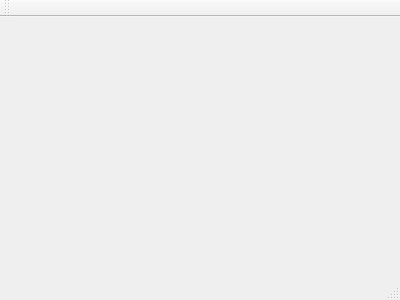
Above: mainwindow.ui from lmsorenson/DATSAT-Generator before the change. Below: the same form after it.
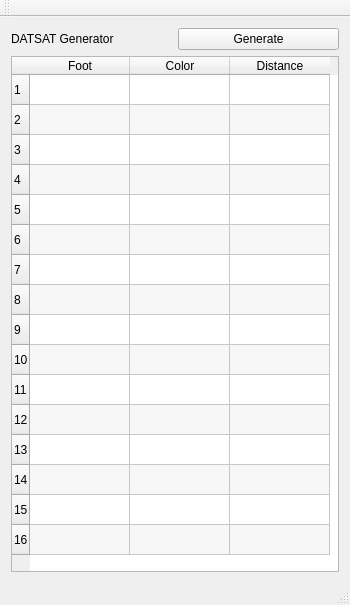
That is the form after the change.

The edit to the form file:
```diff
--- a/mainwindow.ui
+++ b/mainwindow.ui
@@ -1,24 +1,188 @@
 <ui version="4.0">
  <class>MainWindow</class>
- <widget class="QMainWindow" name="MainWindow" >
-  <property name="geometry" >
+ <widget class="QMainWindow" name="MainWindow">
+  <property name="geometry">
    <rect>
     <x>0</x>
     <y>0</y>
-    <width>400</width>
-    <height>300</height>
+    <width>350</width>
+    <height>605</height>
    </rect>
   </property>
-  <property name="windowTitle" >
-   <string>MainWindow</string>
+  <property name="minimumSize">
+   <size>
+    <width>350</width>
+    <height>605</height>
+   </size>
   </property>
-  <widget class="QMenuBar" name="menuBar" />
-  <widget class="QToolBar" name="mainToolBar" />
-  <widget class="QWidget" name="centralWidget" />
-  <widget class="QStatusBar" name="statusBar" />
+  <property name="maximumSize">
+   <size>
+    <width>350</width>
+    <height>605</height>
+   </size>
+  </property>
+  <property name="windowTitle">
+   <string>DATSAT Generator</string>
+  </property>
+  <widget class="QWidget" name="centralWidget">
+   <layout class="QVBoxLayout" name="verticalLayout">
+    <item>
+     <layout class="QHBoxLayout" name="horizontalLayout">
+      <item>
+       <widget class="QLabel" name="label">
+        <property name="text">
+         <string>DATSAT Generator</string>
+        </property>
+       </widget>
+      </item>
+      <item>
+       <widget class="QPushButton" name="Generate">
+        <property name="text">
+         <string>Generate</string>
+        </property>
+       </widget>
+      </item>
+     </layout>
+    </item>
+    <item>
+     <widget class="QTableWidget" name="tableWidget">
+      <property name="verticalScrollBarPolicy">
+       <enum>Qt::ScrollBarAlwaysOff</enum>
+      </property>
+      <property name="horizontalScrollBarPolicy">
+       <enum>Qt::ScrollBarAlwaysOff</enum>
+      </property>
+      <property name="autoScroll">
+       <bool>false</bool>
+      </property>
+      <property name="alternatingRowColors">
+       <bool>true</bool>
+      </property>
+      <property name="selectionMode">
+       <enum>QAbstractItemView::NoSelection</enum>
+      </property>
+      <property name="rowCount">
+       <number>16</number>
+      </property>
+      <property name="columnCount">
+       <number>3</number>
+      </property>
+      <row>
+       <property name="text">
+        <string>1</string>
+       </property>
+      </row>
+      <row>
+       <property name="text">
+        <string>2</string>
+       </property>
+      </row>
+      <row>
+       <property name="text">
+        <string>3</string>
+       </property>
+      </row>
+      <row>
+       <property name="text">
+        <string>4</string>
+       </property>
+      </row>
+      <row>
+       <property name="text">
+        <string>5</string>
+       </property>
+      </row>
+      <row>
+       <property name="text">
+        <string>6</string>
+       </property>
+      </row>
+      <row>
+       <property name="text">
+        <string>7</string>
+       </property>
+      </row>
+      <row>
+       <property name="text">
+        <string>8</string>
+       </property>
+      </row>
+      <row>
+       <property name="text">
+        <string>9</string>
+       </property>
+      </row>
+      <row>
+       <property name="text">
+        <string>10</string>
+       </property>
+      </row>
+      <row>
+       <property name="text">
+        <string>11</string>
+       </property>
+      </row>
+      <row>
+       <property name="text">
+        <string>12</string>
+       </property>
+      </row>
+      <row>
+       <property name="text">
+        <string>13</string>
+       </property>
+      </row>
+      <row>
+       <property name="text">
+        <string>14</string>
+       </property>
+      </row>
+      <row>
+       <property name="text">
+        <string>15</string>
+       </property>
+      </row>
+      <row/>
+      <column>
+       <property name="text">
+        <string>Foot</string>
+       </property>
+      </column>
+      <column>
+       <property name="text">
+        <string>Color</string>
+       </property>
+      </column>
+      <column>
+       <property name="text">
+        <string>Distance</string>
+       </property>
+      </column>
+     </widget>
+    </item>
+   </layout>
+  </widget>
+  <widget class="QMenuBar" name="menuBar">
+   <property name="geometry">
+    <rect>
+     <x>0</x>
+     <y>0</y>
+     <width>350</width>
+     <height>22</height>
+    </rect>
+   </property>
+  </widget>
+  <widget class="QToolBar" name="mainToolBar">
+   <attribute name="toolBarArea">
+    <enum>TopToolBarArea</enum>
+   </attribute>
+   <attribute name="toolBarBreak">
+    <bool>false</bool>
+   </attribute>
+  </widget>
+  <widget class="QStatusBar" name="statusBar"/>
  </widget>
- <layoutDefault spacing="6" margin="11" />
- <pixmapfunction></pixmapfunction>
+ <layoutdefault spacing="6" margin="11"/>
  <resources/>
  <connections/>
 </ui>
```
Left out of the diff: 1 changed line with no effect on the pictures.
